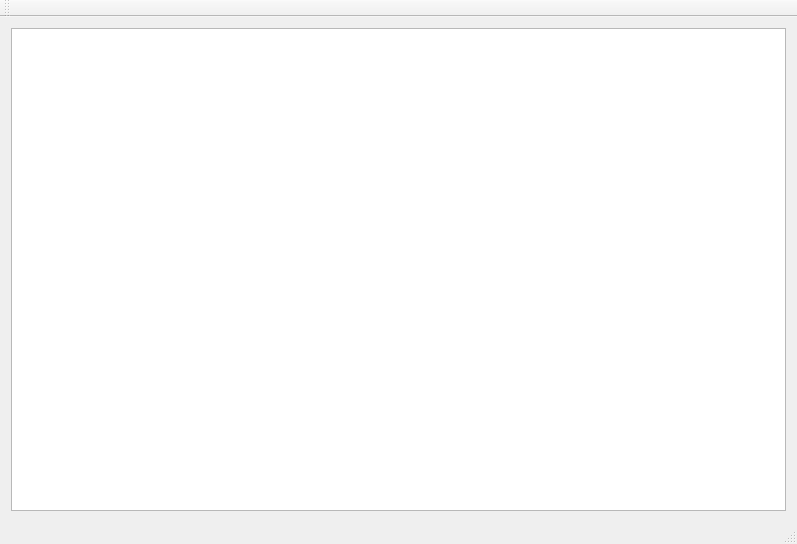
rust3128/MposOperators, file mainwindow.ui: the form before one commit.
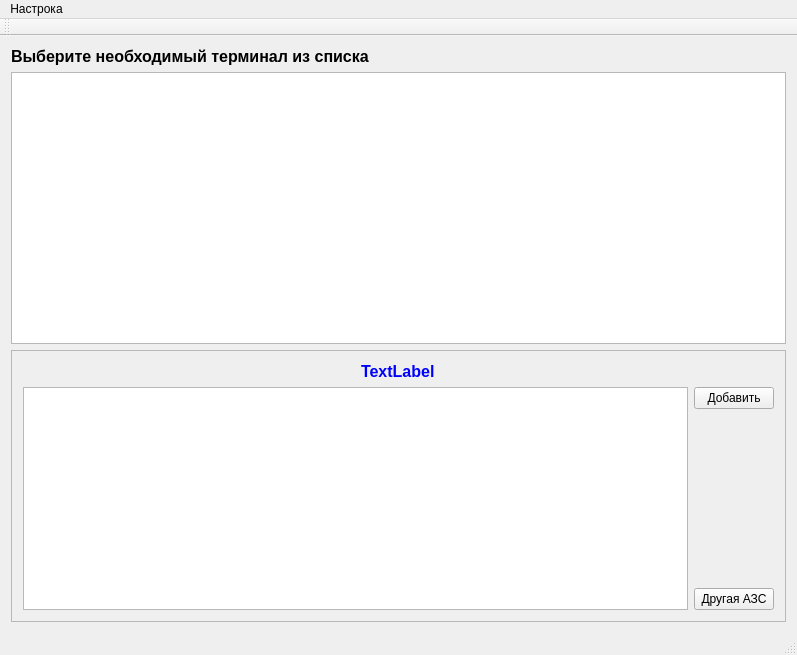
The form after the commit. Icons and pictures are not drawn.

Patch:
```diff
--- a/mainwindow.ui
+++ b/mainwindow.ui
@@ -7,15 +7,29 @@
     <x>0</x>
     <y>0</y>
     <width>797</width>
-    <height>544</height>
+    <height>655</height>
    </rect>
   </property>
   <property name="windowTitle">
    <string>MainWindow</string>
   </property>
   <widget class="QWidget" name="centralWidget">
-   <layout class="QGridLayout" name="gridLayout">
+   <layout class="QGridLayout" name="gridLayout_2">
     <item row="0" column="0">
+     <widget class="QLabel" name="label">
+      <property name="font">
+       <font>
+        <pointsize>12</pointsize>
+        <weight>75</weight>
+        <bold>true</bold>
+       </font>
+      </property>
+      <property name="text">
+       <string>Выберите необходимый терминал из списка</string>
+      </property>
+     </widget>
+    </item>
+    <item row="1" column="0">
      <widget class="QTableView" name="tableView">
       <property name="editTriggers">
        <set>QAbstractItemView::NoEditTriggers</set>
@@ -34,6 +48,72 @@
       </property>
      </widget>
     </item>
+    <item row="2" column="0">
+     <widget class="QFrame" name="frameOperators">
+      <property name="frameShape">
+       <enum>QFrame::StyledPanel</enum>
+      </property>
+      <property name="frameShadow">
+       <enum>QFrame::Raised</enum>
+      </property>
+      <layout class="QGridLayout" name="gridLayout">
+       <item row="1" column="1">
+        <layout class="QVBoxLayout" name="verticalLayout">
+         <item>
+          <widget class="QPushButton" name="pushButton">
+           <property name="text">
+            <string>Добавить</string>
+           </property>
+          </widget>
+         </item>
+         <item>
+          <spacer name="verticalSpacer">
+           <property name="orientation">
+            <enum>Qt::Vertical</enum>
+           </property>
+           <property name="sizeHint" stdset="0">
+            <size>
+             <width>20</width>
+             <height>40</height>
+            </size>
+           </property>
+          </spacer>
+         </item>
+         <item>
+          <widget class="QPushButton" name="pushButton_2">
+           <property name="text">
+            <string>Другая АЗС</string>
+           </property>
+          </widget>
+         </item>
+        </layout>
+       </item>
+       <item row="0" column="0" colspan="2" alignment="Qt::AlignHCenter">
+        <widget class="QLabel" name="labelAzsTitle">
+         <property name="font">
+          <font>
+           <pointsize>12</pointsize>
+           <weight>75</weight>
+           <bold>true</bold>
+          </font>
+         </property>
+         <property name="styleSheet">
+          <string notr="true">color: rgb(0, 0, 255);</string>
+         </property>
+         <property name="text">
+          <string>TextLabel</string>
+         </property>
+         <property name="wordWrap">
+          <bool>true</bool>
+         </property>
+        </widget>
+       </item>
+       <item row="1" column="0">
+        <widget class="QTableWidget" name="tableWidget"/>
+       </item>
+      </layout>
+     </widget>
+    </item>
    </layout>
   </widget>
   <widget class="QMenuBar" name="menuBar">
@@ -45,6 +125,13 @@
      <height>23</height>
     </rect>
    </property>
+   <widget class="QMenu" name="menu">
+    <property name="title">
+     <string>Настрока</string>
+    </property>
+    <addaction name="actionUsers"/>
+   </widget>
+   <addaction name="menu"/>
   </widget>
   <widget class="QToolBar" name="mainToolBar">
    <attribute name="toolBarArea">
```
Left out of the diff: 16 changed lines with no effect on the pictures.
